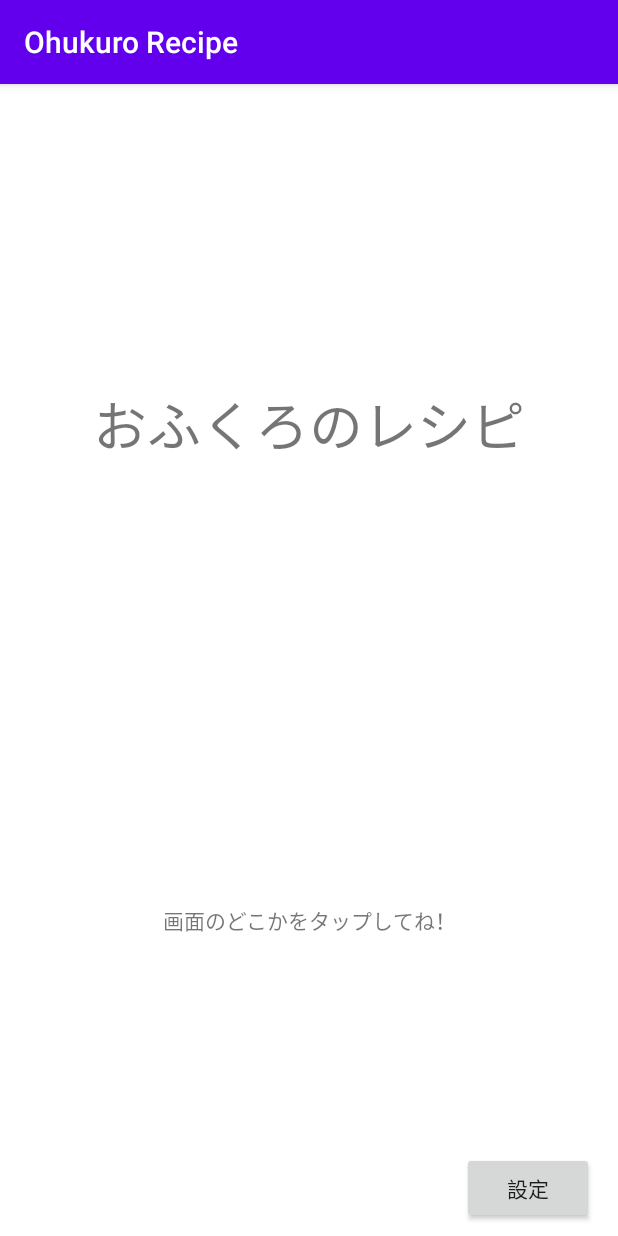
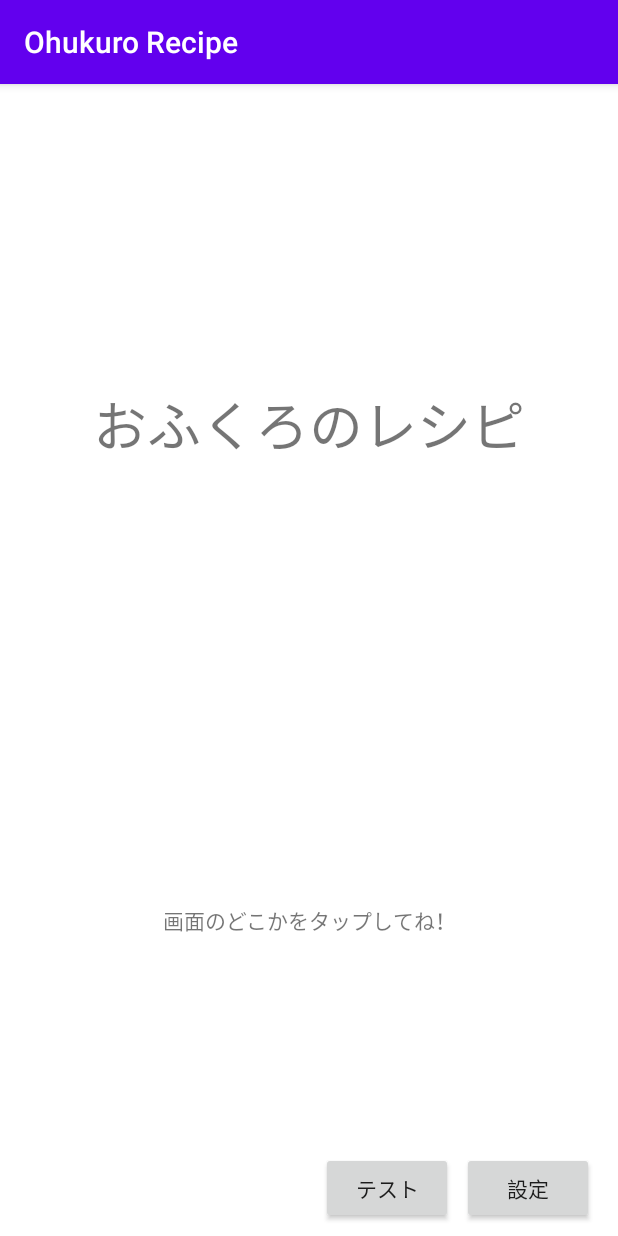
Before and after one commit to rikutons/procon2020-ohukuro-recipe, an Android app: the screen it shows after launch (TitleActivity), on a phone screen of 412 x 824 dp. Run offline under Robolectric (Android 15) with nearby library versions, the phone set to English and light mode, and no system bars.

Commit message:
[ADD] enable speech to text(ja) by .wav files

```diff
--- a/app/build.gradle
+++ b/app/build.gradle
@@ -20,6 +20,7 @@ android {
         versionName "1.0"
 
         testInstrumentationRunner "androidx.test.runner.AndroidJUnitRunner"
+        multiDexEnabled true
     }
 
     buildTypes {
@@ -89,6 +90,8 @@ dependencies {
     def appcompat_version = "1.1.0"
 
     implementation "androidx.appcompat:appcompat:$appcompat_version"
+
+    implementation 'com.android.support:multidex:1.0.3'
 }
 
 task copySecretKey(type: Copy) {
--- a/app/src/main/java/com/example/ohukurorecipe/MakeRecipeActivity.kt
+++ b/app/src/main/java/com/example/ohukurorecipe/MakeRecipeActivity.kt
@@ -26,6 +26,8 @@ class MakeRecipeActivity : AppCompatActivity() {
     }
 
     override fun onActivityResult(requestCode: Int, resultCode: Int, data: Intent?) {
+        super.onActivityResult(requestCode, resultCode, data)
+
         if(requestCode == REQUEST_VIDEO_CAPTURE && resultCode == RESULT_OK) {
             val videoUri: Uri? = data?.data
             videoView.setVideoURI(videoUri)
--- a/app/src/main/java/com/example/ohukurorecipe/TitleActivity.kt
+++ b/app/src/main/java/com/example/ohukurorecipe/TitleActivity.kt
@@ -19,6 +19,10 @@ class TitleActivity : AppCompatActivity() {
             val intent = Intent(this, SettingActivity::class.java)
             startActivity(intent)
         }
+        testButton.setOnClickListener {
+            val intent = Intent(this, TestActivity::class.java)
+            startActivity(intent)
+        }
         titleBackground.setOnClickListener {
             val intent = Intent(this, SelectActivity::class.java)
             startActivity(intent)
--- a/app/src/main/res/layout/activity_title.xml
+++ b/app/src/main/res/layout/activity_title.xml
@@ -42,6 +42,17 @@
         app:layout_constraintBottom_toBottomOf="parent"
         app:layout_constraintEnd_toEndOf="parent" />
 
+    <Button
+        android:id="@+id/testButton"
+        android:layout_width="wrap_content"
+        android:layout_height="wrap_content"
+        android:layout_marginEnd="6dp"
+        android:layout_marginRight="6dp"
+        android:layout_marginBottom="8dp"
+        android:text="@string/test"
+        app:layout_constraintBottom_toBottomOf="parent"
+        app:layout_constraintEnd_toStartOf="@+id/settingButton" />
+
     <TextView
         android:id="@+id/textView4"
         android:layout_width="wrap_content"
--- a/app/src/main/res/values/strings.xml
+++ b/app/src/main/res/values/strings.xml
@@ -3,6 +3,7 @@
     <string name="title">おふくろのレシピ</string>
     <string name="start_message">画面のどこかをタップしてね！</string>
     <string name="setting">設定</string>
+    <string name="test">テスト</string>
     <string name="make_recipe">レシピを作る</string>
     <string name="watch_recipe">レシピを見る</string>
 </resources>
```
Also changed, not shown: app/src/main/AndroidManifest.xml (+5 -2 lines), app/src/main/java/com/example/ohukurorecipe/SpeechService.java (+9 -4 lines), app/src/main/java/com/example/ohukurorecipe/TestActivity.kt (added, +88 -0 lines), app/src/main/res/layout/activity_test.xml (added, +19 -0 lines), 1 other file.
